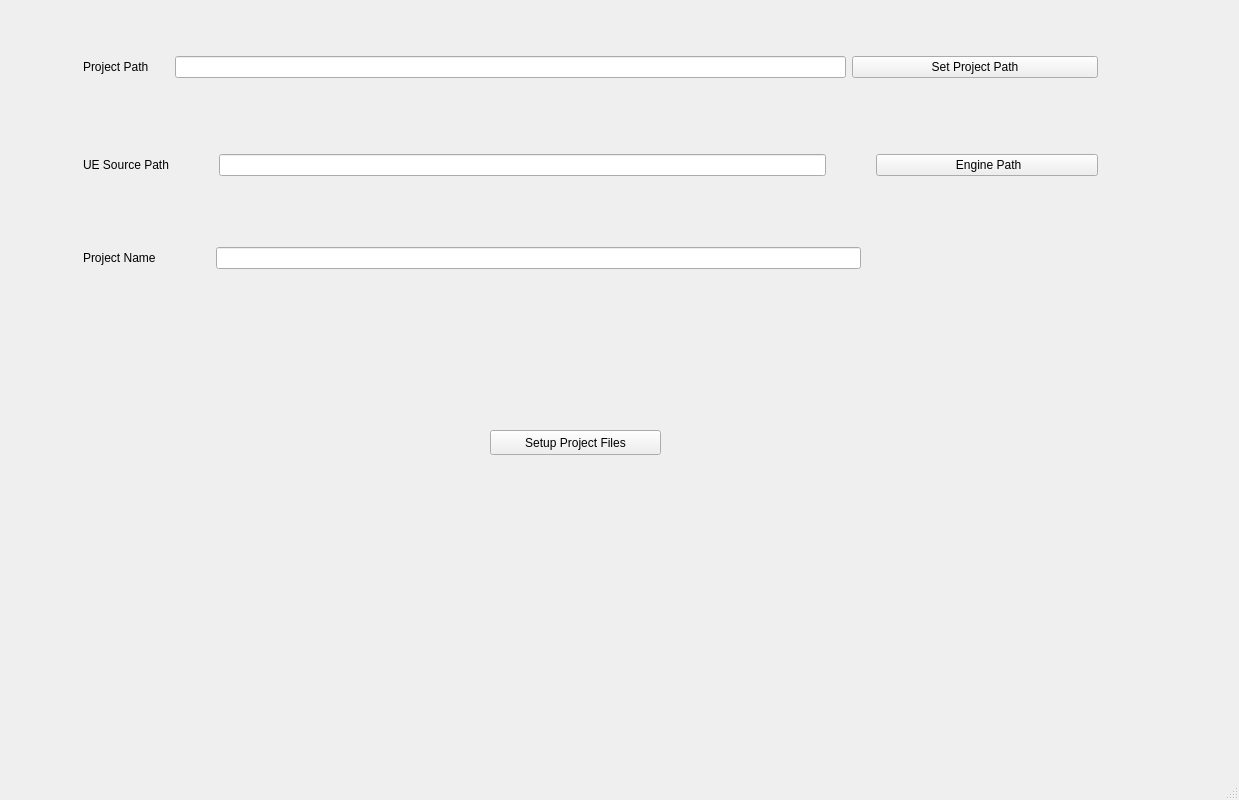
Qt form UnrealProjectSetup/mainwindow.ui (PentaPixelsUE/Unreal-Engine-Project-manager) before a commit.
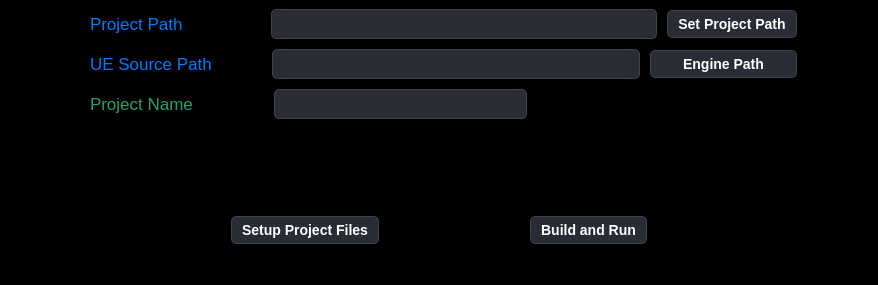
The same form after that commit.

What changed in the file:
```diff
--- a/UnrealProjectSetup/mainwindow.ui
+++ b/UnrealProjectSetup/mainwindow.ui
@@ -6,37 +6,26 @@
    <rect>
     <x>0</x>
     <y>0</y>
-    <width>1239</width>
-    <height>800</height>
+    <width>878</width>
+    <height>285</height>
    </rect>
   </property>
+  <property name="sizePolicy">
+   <sizepolicy hsizetype="Preferred" vsizetype="Preferred">
+    <horstretch>1</horstretch>
+    <verstretch>1</verstretch>
+   </sizepolicy>
+  </property>
   <property name="windowTitle">
    <string>MainWindow</string>
   </property>
+  <property name="styleSheet">
+   <string notr="true">background-color:rgb(0, 0, 0)</string>
+  </property>
   <widget class="QWidget" name="Project_Path_Hbox">
-   <widget class="QPushButton" name="Generate_Project_Files_Btn">
-    <property name="geometry">
-     <rect>
-      <x>490</x>
-      <y>430</y>
-      <width>171</width>
-      <height>25</height>
-     </rect>
-    </property>
-    <property name="text">
-     <string>Setup Project Files</string>
-    </property>
-   </widget>
-   <widget class="QWidget" name="horizontalLayoutWidget_3">
-    <property name="geometry">
-     <rect>
-      <x>60</x>
-      <y>30</y>
-      <width>1061</width>
-      <height>260</height>
-     </rect>
-    </property>
-    <layout class="QHBoxLayout" name="horizontalLayout" stretch="1,45,1">
+   <layout class="QVBoxLayout" name="verticalLayout_2">
+    <item>
+     <layout class="QHBoxLayout" name="horizontalLayout" stretch="1,10,1">
      <item>
       <spacer name="horizontalSpacer">
        <property name="orientation">
@@ -51,39 +40,105 @@
       </spacer>
      </item>
      <item>
-      <layout class="QVBoxLayout" name="MainLayout">
+       <layout class="QVBoxLayout" name="MainLayout" stretch="1,1,1,0,0">
        <property name="spacing">
-        <number>50</number>
+         <number>10</number>
        </property>
        <property name="bottomMargin">
         <number>0</number>
        </property>
        <item>
-        <layout class="QHBoxLayout" name="ProjectPath_Hbox" stretch="0,30,11">
+         <layout class="QHBoxLayout" name="ProjectPath_Hbox" stretch="5,0,30,5">
          <property name="spacing">
-          <number>6</number>
+           <number>10</number>
          </property>
          <property name="sizeConstraint">
           <enum>QLayout::SetDefaultConstraint</enum>
          </property>
          <property name="topMargin">
-          <number>5</number>
+           <number>0</number>
          </property>
          <property name="bottomMargin">
-          <number>5</number>
+           <number>0</number>
          </property>
          <item>
           <widget class="QLabel" name="Project_Path_Label">
+            <property name="styleSheet">
+             <string notr="true">/* Label */
+QLabel {
+  color: #007bff; /* Electric blue text */
+  font-family: 'Roboto', sans-serif; /* Modern font */
+  font-size: 17px;
+  font-weight: normal;
+  padding: 5px;
+}</string>
+            </property>
            <property name="text">
             <string>Project Path      </string>
            </property>
           </widget>
          </item>
          <item>
-          <widget class="QLineEdit" name="Project_Path_Txt"/>
+           <spacer name="horizontalSpacer_8">
+            <property name="orientation">
+             <enum>Qt::Horizontal</enum>
+            </property>
+            <property name="sizeHint" stdset="0">
+             <size>
+              <width>40</width>
+              <height>20</height>
+             </size>
+            </property>
+           </spacer>
+          </item>
+          <item>
+           <widget class="QLineEdit" name="Project_Path_Txt">
+            <property name="styleSheet">
+             <string notr="true">QLineEdit {
+  background-color: #282c34;
+  border-radius: 5px;
+  border: 1px solid #40444b;
+  color: #fff;
+  padding: 5px 10px;
+  font-size: 14px;
+}</string>
+            </property>
+            <property name="alignment">
+             <set>Qt::AlignLeading|Qt::AlignLeft|Qt::AlignVCenter</set>
+            </property>
+           </widget>
          </item>
          <item>
           <widget class="QPushButton" name="Project_Path_Browse_Btn">
+            <property name="styleSheet">
+             <string notr="true">/* Button */
+QPushButton {
+  background-color: #282c34;
+  border-radius: 5px;
+  border: 1px solid #40444b;
+  color: #fff;
+  padding: 5px 10px;
+  font-size: 14px;
+  font-weight: bold;
+}
+
+QPushButton:hover {
+  background-color: #32363b;
+  border-color: #585c62;
+}
+
+QPushButton:pressed {
+  background-color: #40444b;
+  border-color: #72767a;
+}
+
+QPushButton:disabled {
+  background-color: #52565a;
+  border-color: #64686c;
+  color: #888888;
+}
+</string>
+            </property>
            <property name="text">
             <string>Set Project Path</string>
            </property>
@@ -92,37 +147,139 @@
         </layout>
        </item>
        <item>
-        <layout class="QHBoxLayout" name="UE_Source_Path_Hbox" stretch="0,30,11">
+         <layout class="QHBoxLayout" name="UE_Source_Path_Hbox" stretch="0,0,35,14">
+          <property name="spacing">
+           <number>10</number>
+          </property>
+          <property name="sizeConstraint">
+           <enum>QLayout::SetMaximumSize</enum>
+          </property>
          <item>
           <widget class="QLabel" name="UE_Source_Path_Label">
+            <property name="styleSheet">
+             <string notr="true">/* Label */
+QLabel {
+  color: #007bff; /* Electric blue text */
+  font-family: 'Roboto', sans-serif; /* Modern font */
+  font-size: 17px;
+  font-weight: normal;
+  padding: 5px;
+}</string>
+            </property>
            <property name="text">
             <string>UE Source Path</string>
            </property>
           </widget>
          </item>
          <item>
-          <widget class="QLineEdit" name="UE_Source_Path_Txt"/>
+           <spacer name="horizontalSpacer_9">
+            <property name="orientation">
+             <enum>Qt::Horizontal</enum>
+            </property>
+            <property name="sizeHint" stdset="0">
+             <size>
+              <width>40</width>
+              <height>20</height>
+             </size>
+            </property>
+           </spacer>
+          </item>
+          <item>
+           <widget class="QLineEdit" name="UE_Source_Path_Txt">
+            <property name="styleSheet">
+             <string notr="true">QLineEdit {
+  background-color: #282c34;
+  border-radius: 5px;
+  border: 1px solid #40444b;
+  color: #fff;
+  padding: 5px 10px;
+  font-size: 14px;
+}</string>
+            </property>
+           </widget>
          </item>
          <item>
           <widget class="QPushButton" name="UE_Source_Path_Browse_Btn">
+            <property name="styleSheet">
+             <string notr="true">/* Button */
+QPushButton {
+  background-color: #282c34;
+  border-radius: 5px;
+  border: 1px solid #40444b;
+  color: #fff;
+  padding: 5px 10px;
+  font-size: 14px;
+  font-weight: bold;
+}
+
+QPushButton:hover {
+  background-color: #32363b;
+  border-color: #585c62;
+}
+
+QPushButton:pressed {
+  background-color: #40444b;
+  border-color: #72767a;
+}
+
+QPushButton:disabled {
+  background-color: #52565a;
+  border-color: #64686c;
+  color: #888888;
+}
+</string>
+            </property>
            <property name="text">
-            <string> Engine Path</string>
+             <string>Engine Path</string>
            </property>
           </widget>
          </item>
         </layout>
        </item>
        <item>
-        <layout class="QHBoxLayout" name="Project_Name_HBOX" stretch="0,30,11">
+         <layout class="QHBoxLayout" name="Project_Name_HBOX" stretch="0,6,30,32">
          <item>
           <widget class="QLabel" name="ProjectName">
+            <property name="styleSheet">
+             <string notr="true">/* Label */
+QLabel {
+  color: rgb(38, 162, 105); /* Electric blue text */
+  font-family: 'Roboto', sans-serif; /* Modern font */
+  font-size: 17px;
+  font-weight: normal;
+  padding: 5px;
+}</string>
+            </property>
            <property name="text">
-            <string>Project Name   </string>
+             <string>Project Name  </string>
            </property>
           </widget>
          </item>
+          <item>
+           <spacer name="horizontalSpacer_10">
+            <property name="orientation">
+             <enum>Qt::Horizontal</enum>
+            </property>
+            <property name="sizeHint" stdset="0">
+             <size>
+              <width>40</width>
+              <height>20</height>
+             </size>
+            </property>
+           </spacer>
+          </item>
          <item>
           <widget class="QLineEdit" name="Project_Name_Txt">
+            <property name="styleSheet">
+             <string notr="true">QLineEdit {
+  background-color: #282c34;
+  border-radius: 5px;
+  border: 1px solid #40444b;
+  color: #fff;
+  padding: 5px 10px;
+  font-size: 14px;
+}</string>
+            </property>
            <property name="inputMethodHints">
             <set>Qt::ImhLatinOnly</set>
            </property>
@@ -143,32 +300,23 @@
          </item>
         </layout>
        </item>
-      </layout>
-     </item>
      <item>
-      <spacer name="horizontalSpacer_2">
+         <layout class="QHBoxLayout" name="Error_Msg_HBOX" stretch="1,5">
+          <item>
+           <spacer name="horizontalSpacer_7">
        <property name="orientation">
         <enum>Qt::Horizontal</enum>
        </property>
        <property name="sizeHint" stdset="0">
         <size>
-         <width>1</width>
+              <width>40</width>
          <height>20</height>
         </size>
        </property>
       </spacer>
      </item>
-    </layout>
-   </widget>
+          <item>
    <widget class="QLabel" name="Project_Name_Error">
-    <property name="geometry">
-     <rect>
-      <x>200</x>
-      <y>300</y>
-      <width>881</width>
-      <height>17</height>
-     </rect>
-    </property>
     <property name="font">
      <font>
       <weight>75</weight>
@@ -182,6 +330,154 @@
      <string/>
     </property>
    </widget>
+          </item>
+         </layout>
+        </item>
+        <item>
+         <layout class="QHBoxLayout" name="Button_Build_and_run_HBOX">
+          <property name="leftMargin">
+           <number>10</number>
+          </property>
+          <property name="topMargin">
+           <number>10</number>
+          </property>
+          <property name="rightMargin">
+           <number>10</number>
+          </property>
+          <property name="bottomMargin">
+           <number>10</number>
+          </property>
+          <item>
+           <spacer name="horizontalSpacer_2">
+            <property name="orientation">
+             <enum>Qt::Horizontal</enum>
+            </property>
+            <property name="sizeHint" stdset="0">
+             <size>
+              <width>40</width>
+              <height>20</height>
+             </size>
+            </property>
+           </spacer>
+          </item>
+          <item>
+           <widget class="QPushButton" name="Generate_Project_Files_Btn">
+            <property name="styleSheet">
+             <string notr="true">/* Button */
+QPushButton {
+    background-color: #282c34;
+    border-radius: 5px;
+    border: 1px solid #40444b;
+    color: #fff;
+    padding: 5px 10px;
+    font-size: 14px;
+    font-weight: bold;
+}
+
+QPushButton:hover {
+    background-color: #32363b;
+    border-color: #585c62;
+}
+
+QPushButton:pressed {
+    background-color: #40444b;
+    border-color: #72767a;
+}
+
+QPushButton:disabled {
+    background-color: #52565a;
+    border-color: #64686c;
+    color: #888888;
+}
+</string>
+            </property>
+            <property name="text">
+             <string>Setup Project Files</string>
+            </property>
+           </widget>
+          </item>
+          <item>
+           <spacer name="horizontalSpacer_5">
+            <property name="orientation">
+             <enum>Qt::Horizontal</enum>
+            </property>
+            <property name="sizeHint" stdset="0">
+             <size>
+              <width>40</width>
+              <height>20</height>
+             </size>
+            </property>
+           </spacer>
+          </item>
+          <item>
+           <widget class="QPushButton" name="Build_And_Run_Btn">
+            <property name="styleSheet">
+             <string notr="true">/* Button */
+QPushButton {
+    background-color: #282c34;
+    border-radius: 5px;
+    border: 1px solid #40444b;
+    color: #fff;
+    padding: 5px 10px;
+    font-size: 14px;
+    font-weight: bold;
+}
+
+QPushButton:hover {
+    background-color: #32363b;
+    border-color: #585c62;
+}
+
+QPushButton:pressed {
+    background-color: #40444b;
+    border-color: #72767a;
+}
+
+QPushButton:disabled {
+    background-color: #52565a;
+    border-color: #64686c;
+    color: #888888;
+}
+</string>
+            </property>
+            <property name="text">
+             <string>Build and Run</string>
+            </property>
+           </widget>
+          </item>
+          <item>
+           <spacer name="horizontalSpacer_6">
+            <property name="orientation">
+             <enum>Qt::Horizontal</enum>
+            </property>
+            <property name="sizeHint" stdset="0">
+             <size>
+              <width>40</width>
+              <height>20</height>
+             </size>
+            </property>
+           </spacer>
+          </item>
+         </layout>
+        </item>
+       </layout>
+      </item>
+      <item>
+       <spacer name="horizontalSpacer_4">
+        <property name="orientation">
+         <enum>Qt::Horizontal</enum>
+        </property>
+        <property name="sizeHint" stdset="0">
+         <size>
+          <width>40</width>
+          <height>20</height>
+         </size>
+        </property>
+       </spacer>
+      </item>
+     </layout>
+    </item>
+   </layout>
   </widget>
   <widget class="QMenuBar" name="menubar">
    <property name="geometry">
```
Left out of the diff: 2 changed lines with no effect on the pictures. Lines whose indentation alone changed are shown as unchanged.
